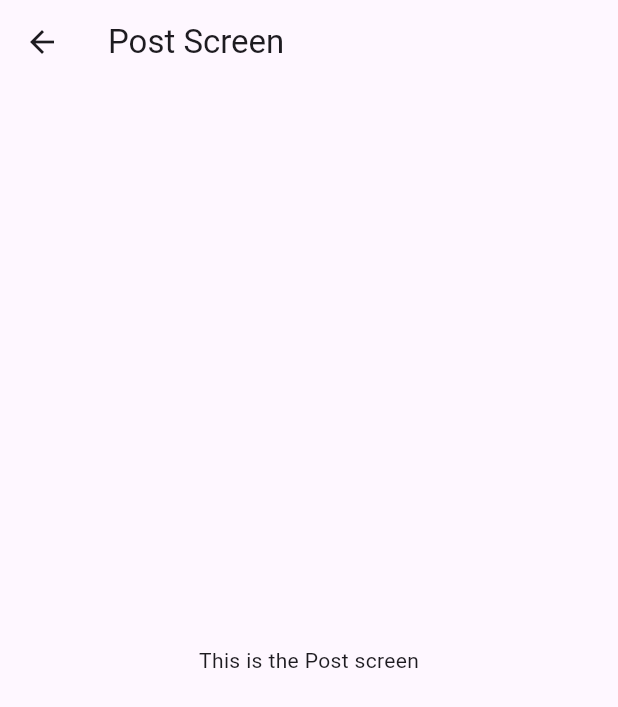
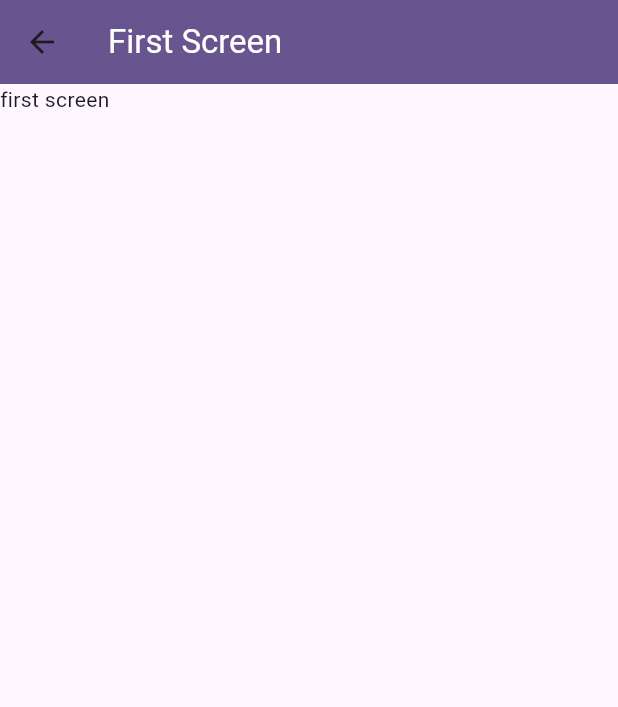
Before and after one commit to NewChoBo/portfolio_riverpod, a Flutter app: the PostScreen screen opened directly, on a phone screen of 412 x 824 dp. Shown: the top 707 px of the screen. Run offline on Flutter 3.47's test engine with Material 3 defaults, Android fonts, the phone set to English and light mode, and no system bars; our stand-ins replace auto_route.

Commit message:
init: 라우터 코드 추가

```diff
--- /dev/null
+++ b/lib/app_router.dart
@@ -0,0 +1,14 @@
+import 'package:auto_route/auto_route.dart';
+import 'package:portfolio_riverpod/home/presentation/screens/home_screen.dart';
+import 'package:portfolio_riverpod/post/presentation/screens/post_screen.dart';
+
+part 'app_router.gr.dart'; // 코드 제너레이터에 의해 생성될 파일
+
+@AutoRouterConfig()
+class AppRouter extends RootStackRouter {
+  @override
+  List<AutoRoute> get routes => [
+        AutoRoute(page: HomeRoute.page, initial: true),
+        AutoRoute(page: PostRoute.page),
+      ];
+}
--- a/lib/post/presentation/screens/post_screen.dart
+++ b/lib/post/presentation/screens/post_screen.dart
@@ -1,15 +1,23 @@
 // TODO: Post 기능의 화면(Screen)을 구현하세요.
+import 'package:auto_route/annotations.dart';
 import 'package:flutter/material.dart';
 
+@RoutePage()
 class PostScreen extends StatelessWidget {
+  const PostScreen({super.key});
+
   @override
   Widget build(BuildContext context) {
     return Scaffold(
       appBar: AppBar(
-        title: Text('Post Screen'),
+        backgroundColor: Theme.of(context).primaryColor,
+        title: const Text(
+          "First Screen",
+          style: TextStyle(color: Colors.white),
+        ),
       ),
-      body: Center(
-        child: Text('This is the Post screen'),
+      body: const SafeArea(
+        child: Text("first screen"),
       ),
     );
   }
--- a/pubspec.yaml
+++ b/pubspec.yaml
@@ -36,6 +36,7 @@ dependencies:
   cupertino_icons: ^1.0.8
   flutter_riverpod: ^2.6.1
   riverpod_annotation: ^2.6.1
+  auto_route: ^9.3.0+1
 
 dev_dependencies:
   flutter_test:
@@ -51,6 +52,7 @@ dev_dependencies:
   build_runner: ^2.4.14
   custom_lint: ^0.7.2
   riverpod_lint: ^2.6.4
+  auto_route_generator: ^9.3.1
 
 # For information on the generic Dart part of this file, see the
 # following page: https://dart.dev/tools/pub/pubspec
```
Also changed, not shown: lib/home/presentation/screens/home_screen.dart (+28 -3 lines), lib/main.dart (+7 -106 lines), lib/app_router.gr.dart (added), pubspec.lock.
